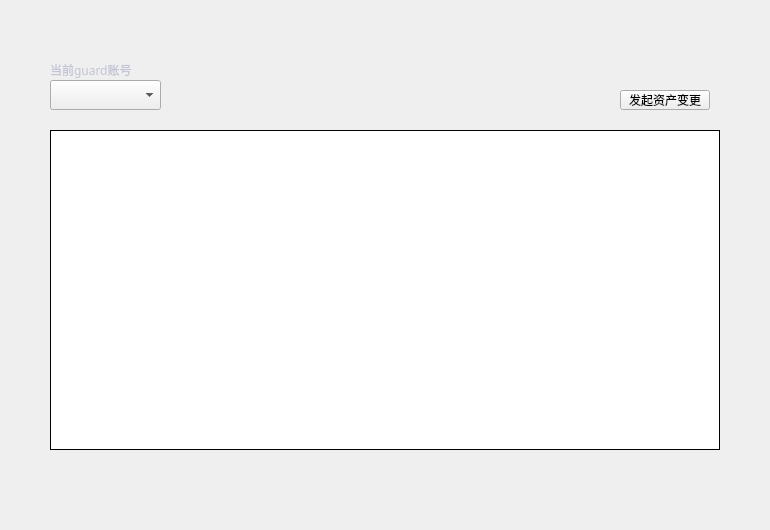
Before: the Qt Designer form LNKWallet/guard/ColdHotTransferPage.ui in HcashOrg/hx-indicator, drawn with Qt 5.
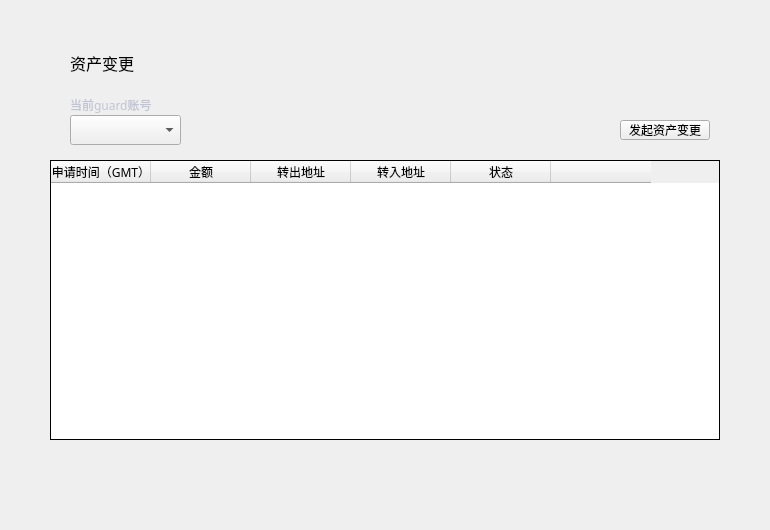
After: the same form once the commit is applied.

Patch:
```diff
--- a/LNKWallet/guard/ColdHotTransferPage.ui
+++ b/LNKWallet/guard/ColdHotTransferPage.ui
@@ -17,9 +17,9 @@
    <property name="geometry">
     <rect>
      <x>50</x>
-     <y>130</y>
+     <y>160</y>
      <width>670</width>
-     <height>320</height>
+     <height>280</height>
     </rect>
    </property>
    <property name="cursor" stdset="0">
@@ -65,7 +65,7 @@
     <enum>Qt::SolidLine</enum>
    </property>
    <attribute name="horizontalHeaderVisible">
-    <bool>false</bool>
+    <bool>true</bool>
    </attribute>
    <attribute name="horizontalHeaderCascadingSectionResizes">
     <bool>false</bool>
@@ -153,8 +153,8 @@
   <widget class="QComboBox" name="accountComboBox">
    <property name="geometry">
     <rect>
-     <x>50</x>
-     <y>80</y>
+     <x>70</x>
+     <y>115</y>
      <width>111</width>
      <height>30</height>
     </rect>
@@ -176,8 +176,8 @@
   <widget class="QLabel" name="label">
    <property name="geometry">
     <rect>
-     <x>50</x>
-     <y>60</y>
+     <x>70</x>
+     <y>95</y>
      <width>100</width>
      <height>20</height>
     </rect>
@@ -201,7 +201,7 @@
    <property name="geometry">
     <rect>
      <x>620</x>
-     <y>90</y>
+     <y>120</y>
      <width>90</width>
      <height>20</height>
     </rect>
@@ -227,6 +227,31 @@
     <string>发起资产变更</string>
    </property>
   </widget>
+  <widget class="QLabel" name="title_label">
+   <property name="geometry">
+    <rect>
+     <x>70</x>
+     <y>50</y>
+     <width>200</width>
+     <height>26</height>
+    </rect>
+   </property>
+   <property name="font">
+    <font>
+     <family>微软雅黑</family>
+     <pointsize>12</pointsize>
+     <weight>50</weight>
+     <italic>false</italic>
+     <bold>false</bold>
+    </font>
+   </property>
+   <property name="styleSheet">
+    <string notr="true"/>
+   </property>
+   <property name="text">
+    <string>资产变更</string>
+   </property>
+  </widget>
  </widget>
  <resources/>
  <connections/>
```
